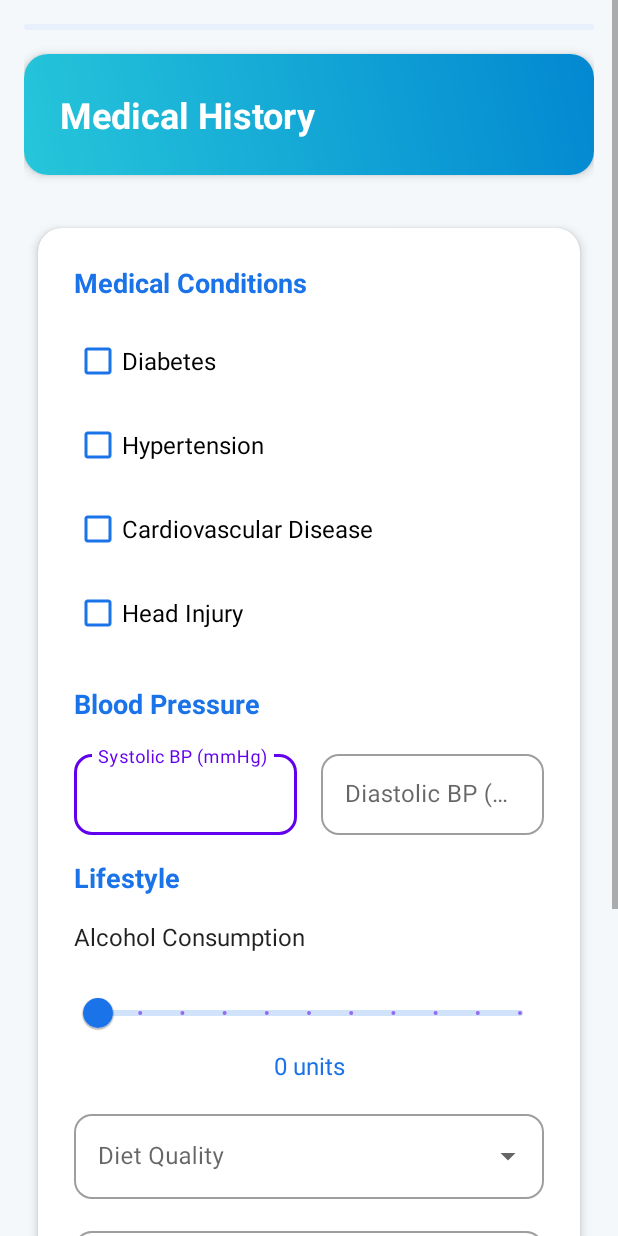
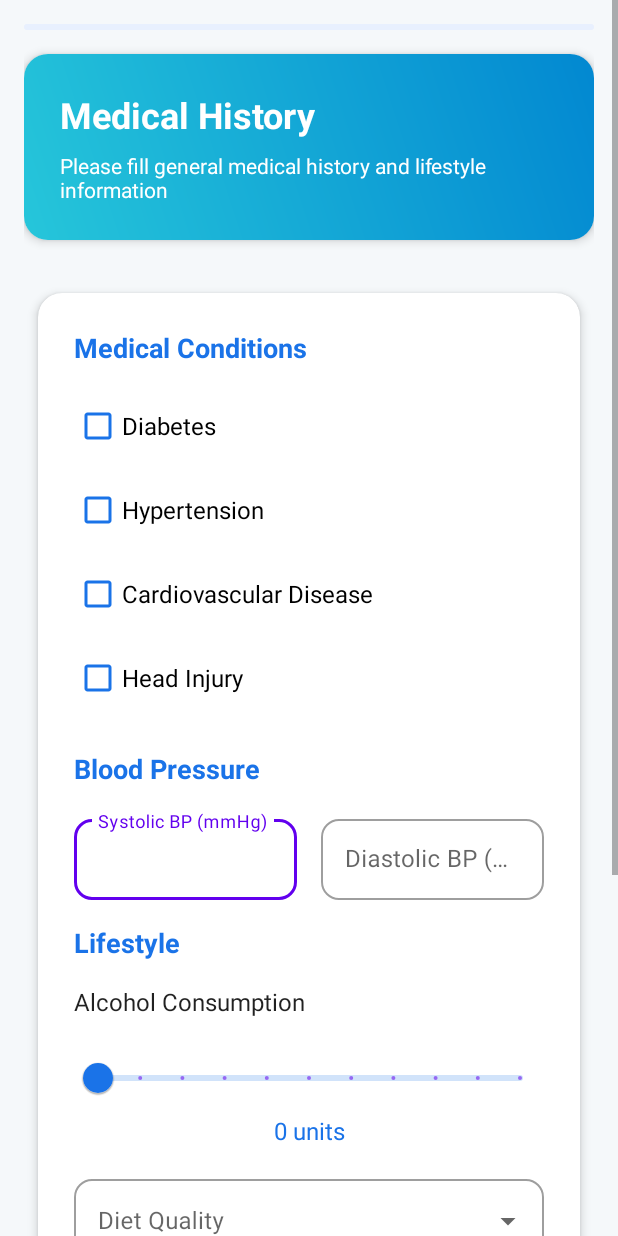
Before and after one commit to peter-popazov/deisease_predictor_ui, an Android app: the MedicalHistoryActivity screen opened directly, with no data from a screen before it, on a phone screen of 412 x 824 dp. Run offline under Robolectric (Android 15) with nearby library versions, the phone set to English and light mode, and no system bars.

Commit message:
Add title info

```diff
--- a/app/src/main/res/layout/activity_medical_history.xml
+++ b/app/src/main/res/layout/activity_medical_history.xml
@@ -43,6 +43,14 @@
                     android:textColor="#FFFFFF"
                     android:textSize="24sp"
                     android:textStyle="bold" />
+
+                <TextView
+                    android:layout_width="match_parent"
+                    android:layout_height="wrap_content"
+                    android:layout_marginTop="8dp"
+                    android:text="Please fill general medical history and lifestyle information"
+                    android:textColor="#FFFFFF"
+                    android:textSize="14sp" />
             </LinearLayout>
         </androidx.cardview.widget.CardView>
 
```
Also changed, not shown: app/src/main/res/layout/activity_patient_details.xml (+7 -0 lines).
